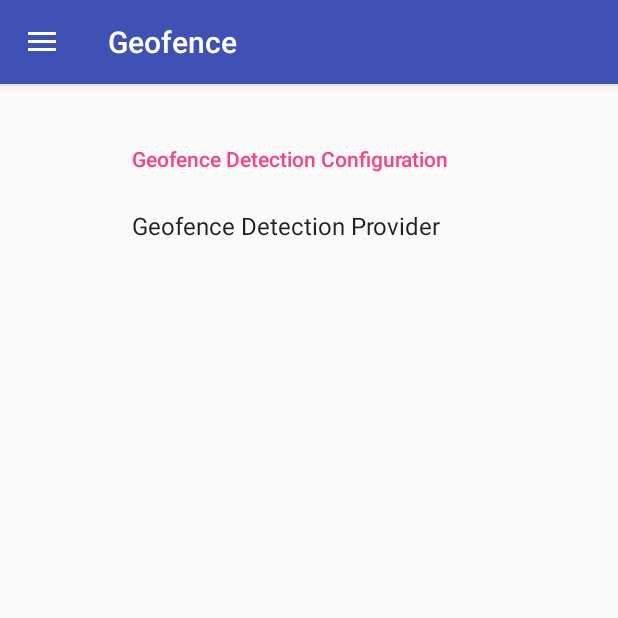
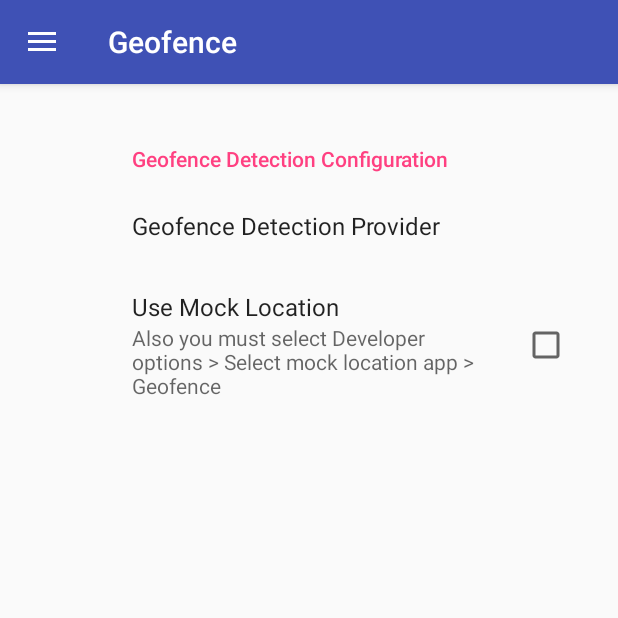
Before and after one commit to ashaevy/Geofence, an Android app: the screen it shows after launch (MainActivity), in the side drawer, after a tap on "Preferences", on a phone screen of 412 x 824 dp, the top half of it. Run offline under Robolectric (Android 15) with nearby library versions, the phone set to English and light mode, and no system bars; our stand-ins replace androidx.preference; 8 statements that could not run were skipped.

Commit message:
Added mock locations to settings.

```diff
--- a/app/src/main/java/com/ashaevy/geofence/Constants.java
+++ b/app/src/main/java/com/ashaevy/geofence/Constants.java
@@ -22,7 +22,8 @@ public final class Constants {
     public static final double RADIUS_OF_EARTH_METERS = 6371009;
 
     public static final LatLng KIEV = new LatLng(50.4501, 30.5234);
-    public static final float DEFAULT_RADIUS = 100;
+    public static final float DEFAULT_RADIUS = 7000;
+    public static final String DEFAULT_WIFI = "test";
 
     public static final int GEOFENCE_STATE_UNKNOWN = -1;
     public static final int GEOFENCE_STATE_INSIDE = 1;
--- a/app/src/main/java/com/ashaevy/geofence/ControlsFragment.java
+++ b/app/src/main/java/com/ashaevy/geofence/ControlsFragment.java
@@ -1,11 +1,13 @@
 package com.ashaevy.geofence;
 
 import android.content.DialogInterface;
+import android.content.SharedPreferences;
 import android.os.Bundle;
 import android.support.design.widget.TextInputEditText;
 import android.support.design.widget.TextInputLayout;
 import android.support.v4.app.Fragment;
 import android.support.v7.app.AlertDialog;
+import android.support.v7.preference.PreferenceManager;
 import android.text.Editable;
 import android.text.TextUtils;
 import android.text.TextWatcher;
@@ -115,7 +117,15 @@ public class ControlsFragment extends Fragment implements GeofenceContract.Contr
         });
 
         View randomLocationButton = view.findViewById(R.id.button_random_location);
-        randomLocationButton.setVisibility(View.GONE);
+        SharedPreferences sharedPref = PreferenceManager.getDefaultSharedPreferences(getActivity());
+        boolean useMockLocation = sharedPref.getBoolean(SettingsFragment.
+                KEY_GEOFENCE_USE_MOCK_LOCATION, getResources().getBoolean(R.bool.
+                pref_geofenceUseMockLocationDefault));
+        if (useMockLocation) {
+            randomLocationButton.setVisibility(View.VISIBLE);
+        } else {
+            randomLocationButton.setVisibility(View.GONE);
+        }
         randomLocationButton.setOnClickListener(new View.OnClickListener() {
             @Override
             public void onClick(View v) {
--- a/app/src/main/java/com/ashaevy/geofence/GeofenceFragment.java
+++ b/app/src/main/java/com/ashaevy/geofence/GeofenceFragment.java
@@ -68,8 +68,13 @@ public class GeofenceFragment extends Fragment {
         GeofencePresenter.Views views = new GeofencePresenter.Views(mapView,
                 controlsView, dialogsFragment);
 
+        boolean useMockLocation = sharedPref.getBoolean(SettingsFragment.
+                KEY_GEOFENCE_USE_MOCK_LOCATION, getResources().getBoolean(R.bool.
+                pref_geofenceUseMockLocationDefault));
+
         mGeofencePresenter = new GeofencePresenter(geofenceDataSource, views,
                 geofenceHelper);
+        mGeofencePresenter.setUseMockLocation(useMockLocation);
         mGeofencePresenter.create(savedInstanceState);
     }
 
--- a/app/src/main/java/com/ashaevy/geofence/GeofencePresenter.java
+++ b/app/src/main/java/com/ashaevy/geofence/GeofencePresenter.java
@@ -1,26 +1,18 @@
 package com.ashaevy.geofence;
 
-import android.content.BroadcastReceiver;
 import android.content.Context;
-import android.content.Intent;
-import android.content.IntentFilter;
 import android.location.Location;
 import android.location.LocationManager;
 import android.os.Build;
 import android.os.Bundle;
-import android.support.v4.content.LocalBroadcastManager;
 
 import com.ashaevy.geofence.data.GeofenceData;
 import com.ashaevy.geofence.data.source.GeofenceDataSource;
 import com.ashaevy.geofence.transition.GeofenceHelper;
-import com.ashaevy.geofence.transition.GeofenceTransitionDetector;
 import com.ashaevy.geofence.utils.NetworkUtils;
-import com.google.android.gms.location.Geofence;
 import com.google.android.gms.maps.model.LatLng;
 
 import java.util.Date;
-
-import static android.net.ConnectivityManager.CONNECTIVITY_ACTION;
 
 /**
  * Synchronize Map and Controls. Listen to geofense state changes. Updates Views.
@@ -37,6 +29,7 @@ public class GeofencePresenter implements GeofenceContract.Presenter {
     private GeofenceData mCurrentGeofenceData;
     private int mCurrentGeofenceState;
     private boolean mGeofenceAdded;
+    private boolean useMockLocation;
 
     private String KEY_LAT = "KEY_LAT";
     private String KEY_LON = "KEY_LON";
@@ -106,6 +99,9 @@ public class GeofencePresenter implements GeofenceContract.Presenter {
 
     @Override
     public void startGeofencing() {
+        if (useMockLocation) {
+            mGeofenceHelper.enableMockLocation();
+        }
         mGeofenceDataSource.saveGeofenceData(mCurrentGeofenceData);
 
         LatLng position = new LatLng(mCurrentGeofenceData.getLatitude(),
@@ -120,6 +116,10 @@ public class GeofencePresenter implements GeofenceContract.Presenter {
 
     @Override
     public void stopGeofencing() {
+        if (useMockLocation) {
+            mGeofenceHelper.disableMockLocation();
+        }
+
         mGeofenceHelper.removeGeofence();
         mCurrentGeofenceState = Constants.GEOFENCE_STATE_UNKNOWN;
         mControlsView.setGeofenceState(Constants.GEOFENCE_STATE_UNKNOWN);
@@ -130,6 +130,10 @@ public class GeofencePresenter implements GeofenceContract.Presenter {
         Location mockLocation = generateRandomTestLocation();
         mGeofenceHelper.setMockLocation(mockLocation);
         mMapView.setMockLocation(mockLocation);
+    }
+
+    public void setUseMockLocation(boolean useMockLocation) {
+        this.useMockLocation = useMockLocation;
     }
 
     @Override
--- a/app/src/main/java/com/ashaevy/geofence/SettingsFragment.java
+++ b/app/src/main/java/com/ashaevy/geofence/SettingsFragment.java
@@ -9,6 +9,7 @@ import android.support.v7.preference.PreferenceFragmentCompat;
 
 public class SettingsFragment extends PreferenceFragmentCompat {
     public static final String KEY_GEOFENCE_DETECTION_PROVIDER = "pref_geofenceDetectionProvider";
+    public static final String KEY_GEOFENCE_USE_MOCK_LOCATION = "pref_geofenceUseMockLocation";
 
     @Override
     public void onCreatePreferences(Bundle savedInstanceState, String rootKey) {
--- a/app/src/main/java/com/ashaevy/geofence/data/source/SPGeofenceDataSource.java
+++ b/app/src/main/java/com/ashaevy/geofence/data/source/SPGeofenceDataSource.java
@@ -44,6 +44,7 @@ public class SPGeofenceDataSource implements GeofenceDataSource {
         result.setLatitude(Constants.KIEV.latitude);
         result.setLongitude(Constants.KIEV.longitude);
         result.setRadius(Constants.DEFAULT_RADIUS);
+        result.setWifiName(Constants.DEFAULT_WIFI);
         return result;
     }
 
--- a/app/src/main/res/values/strings.xml
+++ b/app/src/main/res/values/strings.xml
@@ -63,5 +63,7 @@
 
     <string name="pref_geofenceDetectionProvider">Geofence Detection Provider</string>
     <string name="pref_geofenceDetectionConfiguration">Geofence Detection Configuration</string>
+    <string name="pref_geofenceUseMockLocationTitle">Use Mock Location</string>
+    <string name="pref_geofenceUseMockLocationSummary">Also you must select Developer options > Select mock location app > Geofence</string>
 
 </resources>
--- a/app/src/main/res/values/values.xml
+++ b/app/src/main/res/values/values.xml
@@ -5,4 +5,5 @@
     <string name="pref_geofenceDetectionProviders_default">
         @string/pref_geofenceDetectionProviders_gp_location
     </string>
+    <bool name="pref_geofenceUseMockLocationDefault">false</bool>
 </resources>
--- a/app/src/main/res/xml/preferences.xml
+++ b/app/src/main/res/xml/preferences.xml
@@ -11,5 +11,10 @@
             android:entryValues="@array/pref_geofenceDetectionProviders_values"
             android:defaultValue="@string/pref_geofenceDetectionProviders_default" />
 
+        <CheckBoxPreference
+            android:key="pref_geofenceUseMockLocation"
+            android:title="@string/pref_geofenceUseMockLocationTitle"
+            android:summary="@string/pref_geofenceUseMockLocationSummary"
+            android:defaultValue="@bool/pref_geofenceUseMockLocationDefault"/>
     </PreferenceCategory>
 </PreferenceScreen>
```
Also changed, not shown: app/src/main/java/com/ashaevy/geofence/GeofenceMapFragment.java (+12 -2 lines).
